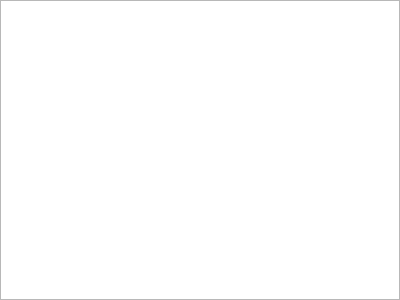
Qt form imagewindow.ui (Vesuri/excellence) before a commit.
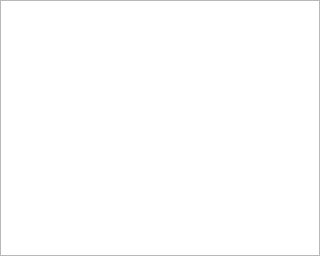
The same form after that commit.

Commit message: Resize window

Patch:
```diff
--- a/imagewindow.ui
+++ b/imagewindow.ui
@@ -6,8 +6,8 @@
    <rect>
     <x>0</x>
     <y>0</y>
-    <width>400</width>
-    <height>300</height>
+    <width>320</width>
+    <height>256</height>
    </rect>
   </property>
   <property name="windowTitle">
```
